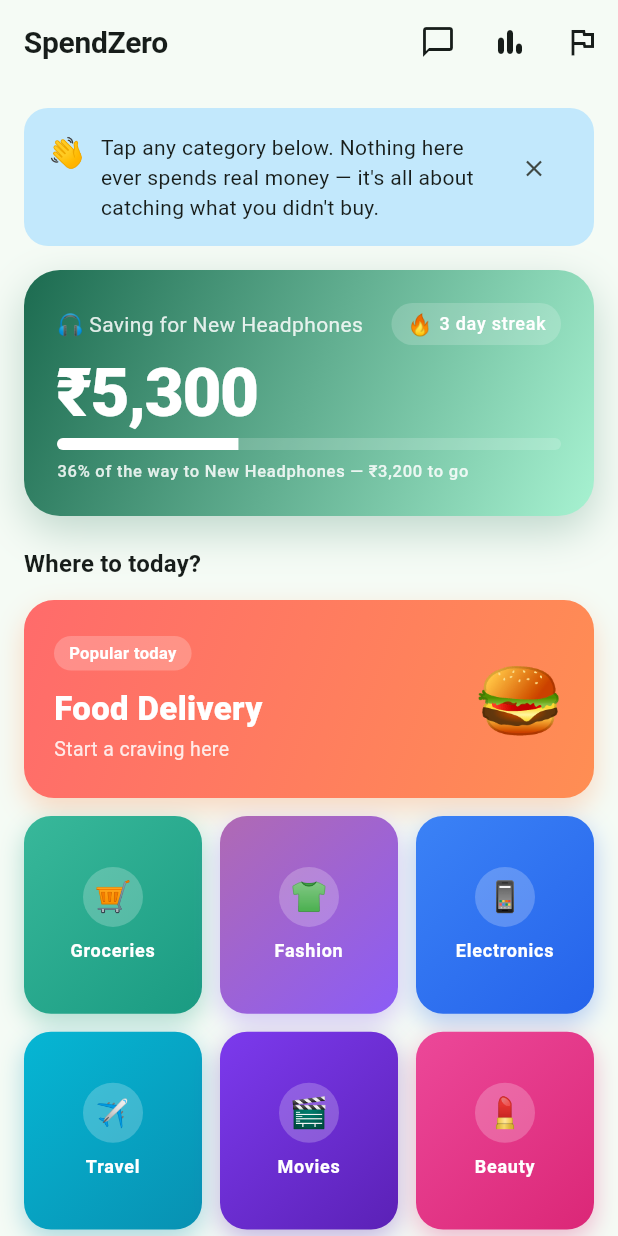
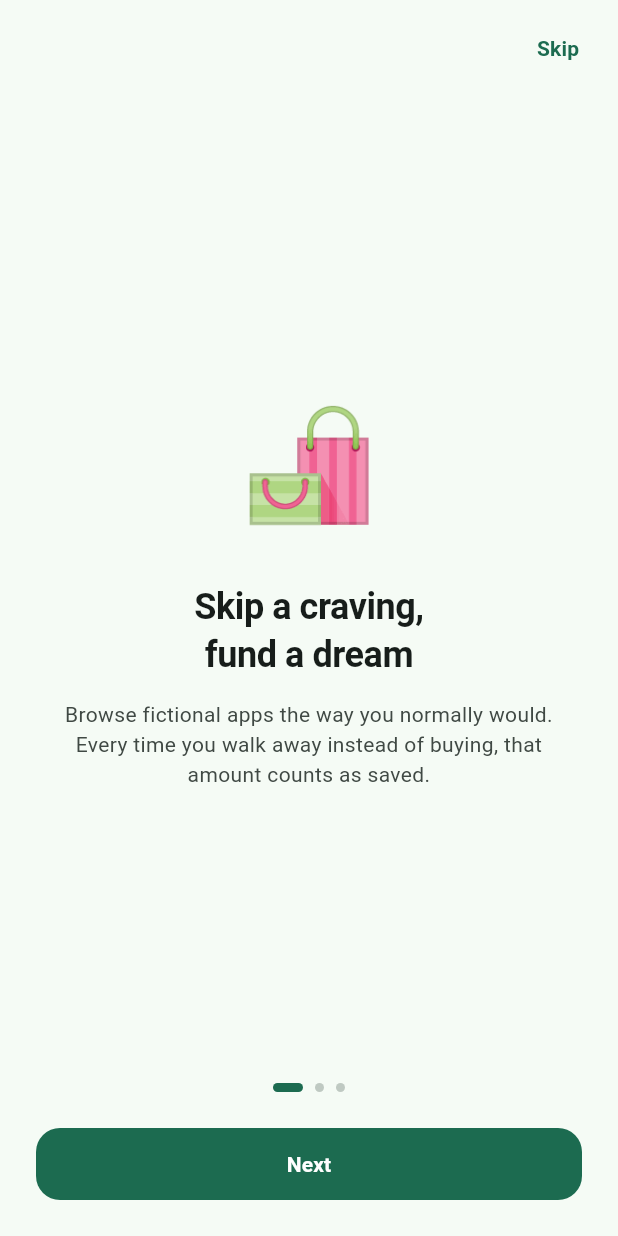
Before and after one commit to baseer-ind/spendzero, a Flutter app: the screen it shows after launch, on a phone screen of 412 x 824 dp. Run offline on Flutter 3.47's test engine with Material 3 defaults, Android fonts, the phone set to English and light mode, and no system bars; our stand-ins replace flutter_riverpod, go_router, shared_preferences.

Commit message:
Add first-launch intro flow framing the core loop before the home grid
Continues Experience Beta fixes: new users previously landed straight on
the home grid with only a one-time dismissible hint. Adds a 3-page intro
(skip a craving -> fund a dream -> watch it grow) shown once via SharedPreferences,
routed between splash and home. Removes the now-redundant dismissible hint card.

```diff
--- a/spendzero/mobile/lib/app/router.dart
+++ b/spendzero/mobile/lib/app/router.dart
@@ -20,6 +20,7 @@ import '../features/goals/presentation/goals_screen.dart';
 import '../features/grocery/presentation/grocery_home_screen.dart';
 import '../features/grocery/presentation/store_screen.dart';
 import '../features/home/presentation/home_screen.dart';
+import '../features/onboarding/presentation/intro_screen.dart';
 import '../features/onboarding/presentation/splash_screen.dart';
 import '../features/shopping/presentation/brand_screen.dart';
 import '../features/shopping/presentation/shopping_home_screen.dart';
@@ -51,6 +52,10 @@ final appRouter = GoRouter(
     GoRoute(
       path: '/splash',
       pageBuilder: (c, s) => _slide(c, s, const SplashScreen()),
+    ),
+    GoRoute(
+      path: '/intro',
+      pageBuilder: (c, s) => _slide(c, s, const IntroScreen()),
     ),
     GoRoute(
       path: '/',
--- a/spendzero/mobile/lib/features/home/presentation/home_screen.dart
+++ b/spendzero/mobile/lib/features/home/presentation/home_screen.dart
@@ -2,15 +2,12 @@ import 'package:flutter/material.dart';
 import 'package:flutter/services.dart';
 import 'package:flutter_riverpod/flutter_riverpod.dart';
 import 'package:go_router/go_router.dart';
-import 'package:shared_preferences/shared_preferences.dart';
 
 import '../../../core/models/category.dart';
 import '../../../core/models/goal.dart';
 import '../../../core/providers/providers.dart';
 import '../../../core/utils/money.dart';
 import '../../feedback/presentation/feedback_sheet.dart';
-
-const _firstLaunchHintKey = 'spendzero_seen_first_launch_hint';
 
 class HomeScreen extends ConsumerStatefulWidget {
   const HomeScreen({super.key});
@@ -20,26 +17,6 @@ class HomeScreen extends ConsumerStatefulWidget {
 }
 
 class _HomeScreenState extends ConsumerState<HomeScreen> {
-  bool? _showHint;
-
-  @override
-  void initState() {
-    super.initState();
-    _loadHintState();
-  }
-
-  Future<void> _loadHintState() async {
-    final prefs = await SharedPreferences.getInstance();
-    final seen = prefs.getBool(_firstLaunchHintKey) ?? false;
-    if (mounted) setState(() => _showHint = !seen);
-  }
-
-  Future<void> _dismissHint() async {
-    final prefs = await SharedPreferences.getInstance();
-    await prefs.setBool(_firstLaunchHintKey, true);
-    if (mounted) setState(() => _showHint = false);
-  }
-
   @override
   Widget build(BuildContext context) {
     final categories = ref.watch(categoriesProvider);
@@ -76,10 +53,6 @@ class _HomeScreenState extends ConsumerState<HomeScreen> {
         child: ListView(
           padding: const EdgeInsets.all(16),
           children: [
-            if (_showHint == true) ...[
-              _FirstLaunchHint(onDismiss: _dismissHint),
-              const SizedBox(height: 16),
-            ],
             stats.when(
               data: (s) => GestureDetector(
                 onTap: () {
@@ -112,46 +85,6 @@ class _HomeScreenState extends ConsumerState<HomeScreen> {
             ),
           ],
         ),
-      ),
-    );
-  }
-}
-
-/// Closes the "what do I even do here" gap for a brand-new install,
-/// identified in docs/23-validation-review.md — shown once, dismissible,
-/// no multi-screen onboarding flow.
-class _FirstLaunchHint extends StatelessWidget {
-  const _FirstLaunchHint({required this.onDismiss});
-
-  final VoidCallback onDismiss;
-
-  @override
-  Widget build(BuildContext context) {
-    final colors = Theme.of(context).colorScheme;
-    return Container(
-      padding: const EdgeInsets.all(16),
-      decoration: BoxDecoration(
-        color: colors.tertiaryContainer,
-        borderRadius: BorderRadius.circular(16),
-      ),
-      child: Row(
-        crossAxisAlignment: CrossAxisAlignment.start,
-        children: [
-          const Text('👋', style: TextStyle(fontSize: 20)),
-          const SizedBox(width: 10),
-          Expanded(
-            child: Text(
-              'Tap any category below. Nothing here ever spends real '
-              'money — it\'s all about catching what you didn\'t buy.',
-              style: Theme.of(context).textTheme.bodyMedium,
-            ),
-          ),
-          IconButton(
-            icon: const Icon(Icons.close, size: 18),
-            tooltip: 'Dismiss',
-            onPressed: onDismiss,
-          ),
-        ],
       ),
     );
   }
--- /dev/null
+++ b/spendzero/mobile/lib/features/onboarding/presentation/intro_screen.dart
@@ -0,0 +1,156 @@
+import 'package:flutter/material.dart';
+import 'package:flutter/services.dart';
+import 'package:go_router/go_router.dart';
+import 'package:shared_preferences/shared_preferences.dart';
+
+const introSeenKey = 'spendzero_seen_intro';
+
+/// First-launch-only framing of the core loop — "skip a craving, fund a
+/// dream" — shown once before the home grid, so new users understand the
+/// point of the app before they start browsing, instead of landing cold on
+/// a grid of categories.
+class IntroScreen extends StatefulWidget {
+  const IntroScreen({super.key});
+
+  @override
+  State<IntroScreen> createState() => _IntroScreenState();
+}
+
+class _IntroPage {
+  const _IntroPage({required this.emoji, required this.title, required this.body});
+  final String emoji;
+  final String title;
+  final String body;
+}
+
+const _pages = [
+  _IntroPage(
+    emoji: '🛍️',
+    title: 'Skip a craving,\nfund a dream',
+    body: 'Browse fictional apps the way you normally would. Every time you '
+        'walk away instead of buying, that amount counts as saved.',
+  ),
+  _IntroPage(
+    emoji: '🧾',
+    title: 'Shop freely.\nNothing ever charges you.',
+    body: 'Add to cart, check out, feel the moment — it\'s all simulated. '
+        'No real money, no real accounts, ever.',
+  ),
+  _IntroPage(
+    emoji: '🎯',
+    title: 'Watch your dream\nget closer',
+    body: 'Set something you\'re actually saving for. Every skipped craving '
+        'moves the needle — and you\'ll want to come back and check.',
+  ),
+];
+
+class _IntroScreenState extends State<IntroScreen> {
+  final _controller = PageController();
+  int _page = 0;
+
+  Future<void> _finish() async {
+    final prefs = await SharedPreferences.getInstance();
+    await prefs.setBool(introSeenKey, true);
+    if (mounted) context.go('/');
+  }
+
+  void _next() {
+    if (_page == _pages.length - 1) {
+      _finish();
+      return;
+    }
+    HapticFeedback.selectionClick();
+    _controller.nextPage(duration: const Duration(milliseconds: 320), curve: Curves.easeOutCubic);
+  }
+
+  @override
+  void dispose() {
+    _controller.dispose();
+    super.dispose();
+  }
+
+  @override
+  Widget build(BuildContext context) {
+    final colors = Theme.of(context).colorScheme;
+    final isLast = _page == _pages.length - 1;
+    return Scaffold(
+      body: SafeArea(
+        child: Column(
+          children: [
+            Align(
+              alignment: Alignment.topRight,
+              child: Padding(
+                padding: const EdgeInsets.all(8),
+                child: TextButton(
+                  onPressed: _finish,
+                  child: const Text('Skip'),
+                ),
+              ),
+            ),
+            Expanded(
+              child: PageView.builder(
+                controller: _controller,
+                itemCount: _pages.length,
+                onPageChanged: (i) => setState(() => _page = i),
+                itemBuilder: (context, index) {
+                  final page = _pages[index];
+                  return Padding(
+                    padding: const EdgeInsets.symmetric(horizontal: 32),
+                    child: Column(
+                      mainAxisAlignment: MainAxisAlignment.center,
+                      children: [
+                        Text(page.emoji, style: const TextStyle(fontSize: 72)),
+                        const SizedBox(height: 28),
+                        Text(
+                          page.title,
+                          textAlign: TextAlign.center,
+                          style: Theme.of(context).textTheme.headlineSmall?.copyWith(
+                                fontWeight: FontWeight.bold,
+                              ),
+                        ),
+                        const SizedBox(height: 14),
+                        Text(
+                          page.body,
+                          textAlign: TextAlign.center,
+                          style: Theme.of(context).textTheme.bodyMedium?.copyWith(
+                                color: colors.onSurfaceVariant,
+                              ),
+                        ),
+                      ],
+                    ),
+                  );
+                },
+              ),
+            ),
+            Row(
+              mainAxisAlignment: MainAxisAlignment.center,
+              children: List.generate(
+                _pages.length,
+                (i) => AnimatedContainer(
+                  duration: const Duration(milliseconds: 200),
+                  margin: const EdgeInsets.symmetric(horizontal: 4),
+                  width: i == _page ? 20 : 6,
+                  height: 6,
+                  decoration: BoxDecoration(
+                    color: i == _page ? colors.primary : colors.outlineVariant,
+                    borderRadius: BorderRadius.circular(3),
+                  ),
+                ),
+              ),
+            ),
+            Padding(
+              padding: const EdgeInsets.all(24),
+              child: SizedBox(
+                width: double.infinity,
+                child: FilledButton(
+                  onPressed: _next,
+                  child: Text(isLast ? 'Get started' : 'Next'),
+                ),
+              ),
+            ),
+          ],
+        ),
+      ),
+    );
+  }
+}
--- a/spendzero/mobile/lib/features/onboarding/presentation/splash_screen.dart
+++ b/spendzero/mobile/lib/features/onboarding/presentation/splash_screen.dart
@@ -1,5 +1,8 @@
 import 'package:flutter/material.dart';
 import 'package:go_router/go_router.dart';
+import 'package:shared_preferences/shared_preferences.dart';
+
+import 'intro_screen.dart';
 
 class SplashScreen extends StatefulWidget {
   const SplashScreen({super.key});
@@ -18,9 +21,12 @@ class _SplashScreenState extends State<SplashScreen> with SingleTickerProviderSt
       vsync: this,
       duration: const Duration(milliseconds: 600),
     )..forward();
-    // Guest mode needs no sign-in, so we drop straight into the home feed.
-    Future.delayed(const Duration(milliseconds: 1100), () {
-      if (mounted) context.go('/');
+    Future.delayed(const Duration(milliseconds: 1100), () async {
+      if (!mounted) return;
+      final prefs = await SharedPreferences.getInstance();
+      final seenIntro = prefs.getBool(introSeenKey) ?? false;
+      if (!mounted) return;
+      context.go(seenIntro ? '/' : '/intro');
     });
   }
 
```
Also changed, not shown: 2 other files.
